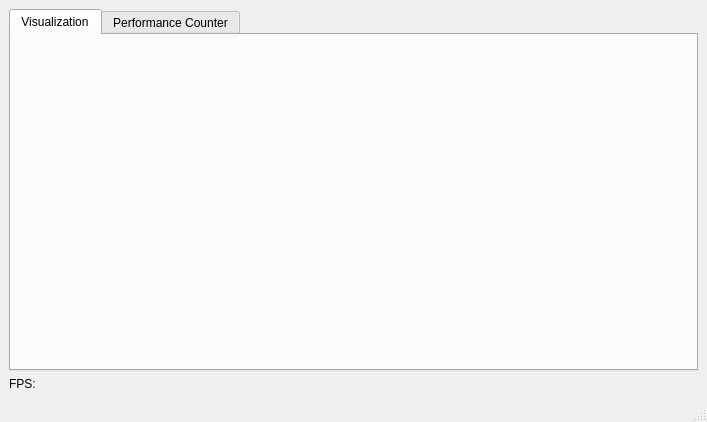
Old version of the form src/ui/main.ui in the repository vanDouken/vanDouken.
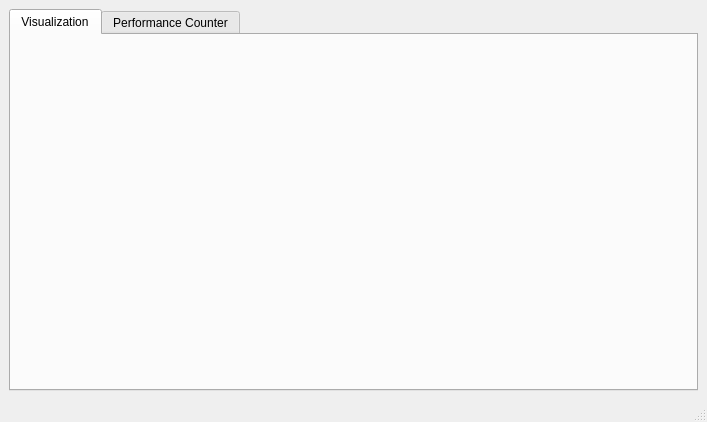
New version of the form.

Patch:
```diff
--- a/src/ui/main.ui
+++ b/src/ui/main.ui
@@ -78,36 +78,6 @@
       </widget>
      </widget>
     </item>
-    <item>
-     <layout class="QHBoxLayout" name="horizontalLayout">
-      <item>
-       <widget class="QLabel" name="label_2">
-        <property name="sizePolicy">
-         <sizepolicy hsizetype="Fixed" vsizetype="Fixed">
-          <horstretch>0</horstretch>
-          <verstretch>0</verstretch>
-         </sizepolicy>
-        </property>
-        <property name="minimumSize">
-         <size>
-          <width>10</width>
-          <height>0</height>
-         </size>
-        </property>
-        <property name="text">
-         <string>FPS:</string>
-        </property>
-       </widget>
-      </item>
-      <item>
-       <widget class="QLabel" name="FPSCount">
-        <property name="text">
-         <string/>
-        </property>
-       </widget>
-      </item>
-     </layout>
-    </item>
    </layout>
   </widget>
   <widget class="QMenuBar" name="menubar">
```
Left out of the diff: 2 changed lines with no effect on the pictures.
